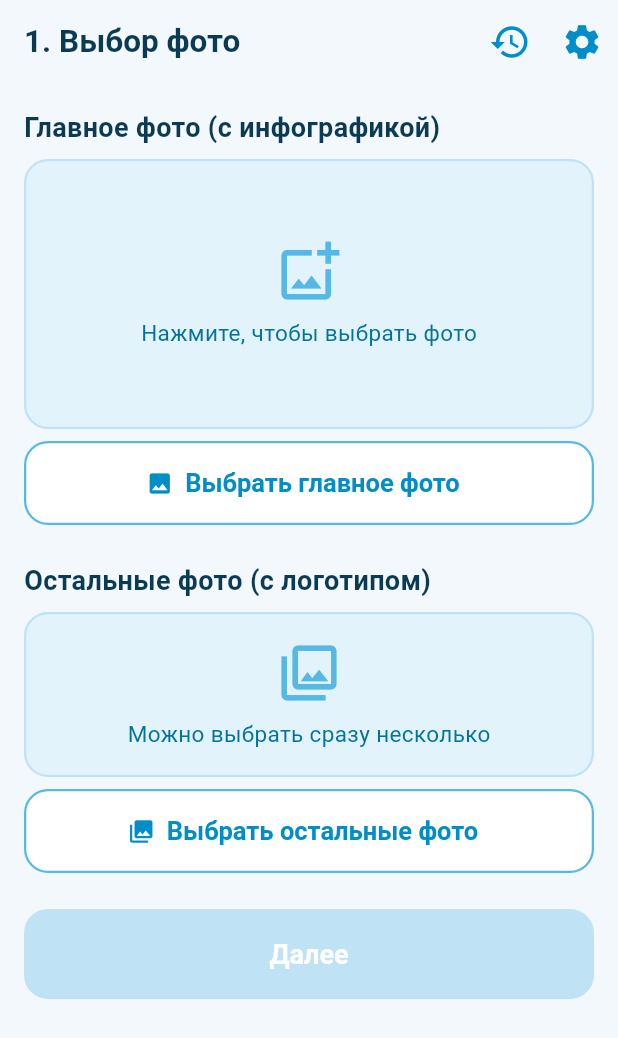
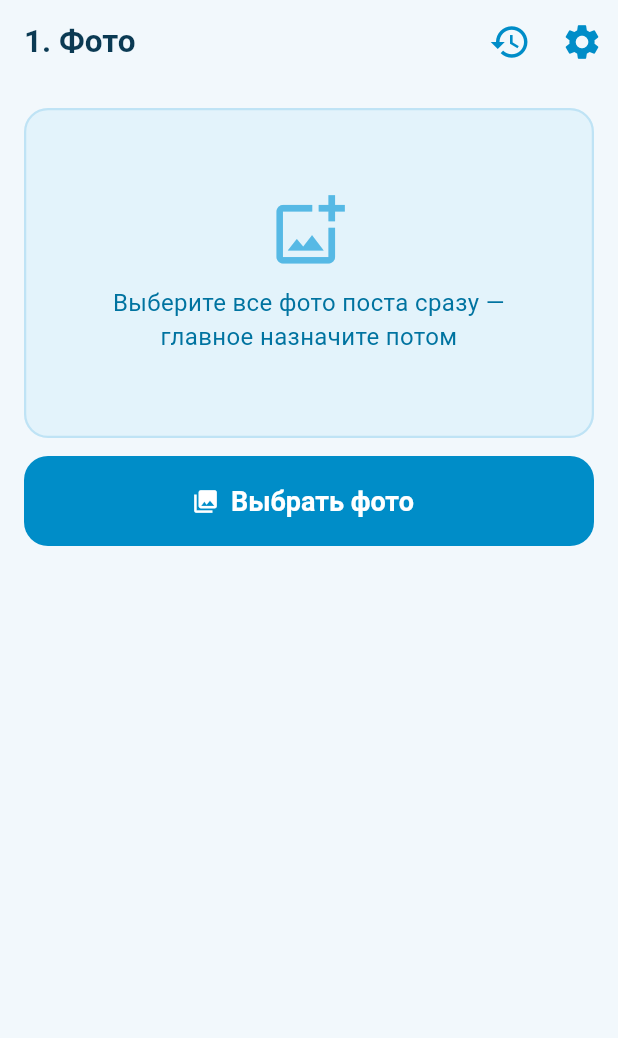
Before and after one commit to baboevazamatkz-create/Craft-post, a Flutter app: the screen it shows after launch, on a phone screen of 412 x 824 dp. Shown: the top 1038 px of the screen. Run offline on Flutter 3.47's test engine with Material 3 defaults, Android fonts, the phone set to English and light mode, and no system bars; our stand-ins replace cross_file, flutter_secure_storage, image_picker, path_drawing, web; missing offline and left inert: dart:js_interop, gal, idb_shim.

Commit message:
Выбор всех фото поста скопом: главное назначается нажатием, можно менять, добавлять и убирать
Co-Authored-By: Claude Opus 5.5 <noreply@anthropic.com>
Claude-Session: https://claude.ai/code/session_01H7xiX932NephQoXNMe9KDb

```diff
--- a/lib/screens/photo_select_screen.dart
+++ b/lib/screens/photo_select_screen.dart
@@ -8,17 +8,45 @@ import 'form_screen.dart';
 import 'history_screen.dart';
 import 'settings_screen.dart';
 
+/// Шаг 1: все фото поста выбираются скопом, главное назначается нажатием.
 class PhotoSelectScreen extends StatelessWidget {
   const PhotoSelectScreen({super.key});
+
+  Future<void> _newPost(BuildContext context, AppState s) async {
+    final yes = await showDialog<bool>(
+      context: context,
+      builder: (c) => AlertDialog(
+        title: const Text('Начать новый пост?'),
+        content: const Text('Выбранные фото уберутся с экрана. '
+            'Уже созданные посты останутся в «Моих постах».'),
+        actions: [
+          TextButton(
+              onPressed: () => Navigator.pop(c, false),
+              child: const Text('Отмена')),
+          TextButton(
+              onPressed: () => Navigator.pop(c, true),
+              child: const Text('Новый пост')),
+        ],
+      ),
+    );
+    if (yes == true) s.reset();
+  }
 
   @override
   Widget build(BuildContext context) {
     final s = context.watch<AppState>();
     final d = s.draft;
+    final hasPhotos = d.mainPath != null;
     return Scaffold(
       appBar: AppBar(
-        title: const Text('1. Выбор фото'),
+        title: const Text('1. Фото'),
         actions: [
+          if (hasPhotos)
+            IconButton(
+              tooltip: 'Новый пост',
+              icon: const Icon(Icons.note_add_outlined),
+              onPressed: () => _newPost(context, s),
+            ),
           IconButton(
             tooltip: 'Мои посты',
             icon: const Icon(Icons.history),
@@ -36,88 +64,147 @@ class PhotoSelectScreen extends StatelessWidget {
       body: ListView(
         padding: const EdgeInsets.all(16),
         children: [
+          if (!hasPhotos) ...[
+            _EmptyPhoto(
+              icon: Icons.add_photo_alternate_outlined,
+              text: 'Выберите все фото поста сразу —\n'
+                  'главное назначите потом',
+              height: 220,
+              onTap: s.pickPhotos,
+            ),
+            const SizedBox(height: 12),
+            FilledButton.icon(
+              onPressed: s.pickPhotos,
+              icon: const Icon(Icons.photo_library),
+              label: const Text('Выбрать фото'),
+            ),
+          ] else ...[
             const Text('Главное фото (с инфографикой)',
                 style: TextStyle(fontSize: 18, fontWeight: FontWeight.w600)),
             const SizedBox(height: 8),
-          if (d.mainPath != null)
+            Stack(children: [
               ClipRRect(
                 borderRadius: BorderRadius.circular(16),
                 child: PhotoThumb(d.mainPath!,
-                  height: 220, width: double.infinity, cacheWidth: 800),
-            )
-          else
-            _EmptyPhoto(
-              icon: Icons.add_photo_alternate_outlined,
-              text: 'Нажмите, чтобы выбрать фото',
-              height: 180,
-              onTap: s.pickMain,
+                    height: 240, width: double.infinity, cacheWidth: 800),
               ),
-          const SizedBox(height: 8),
-          OutlinedButton.icon(
-            onPressed: s.pickMain,
-            icon: const Icon(Icons.photo),
-            label: Text(d.mainPath == null
-                ? 'Выбрать главное фото'
-                : 'Заменить главное фото'),
+              Positioned(
+                left: 10,
+                top: 10,
+                child: Container(
+                  padding:
+                      const EdgeInsets.symmetric(horizontal: 10, vertical: 4),
+                  decoration: BoxDecoration(
+                      color: Brand.blue,
+                      borderRadius: BorderRadius.circular(20)),
+                  child: const Text('Главное',
+                      style: TextStyle(color: Colors.white, fontSize: 13)),
                 ),
-          const SizedBox(height: 24),
-          const Text('Остальные фото (с логотипом)',
-              style: TextStyle(fontSize: 18, fontWeight: FontWeight.w600)),
-          const SizedBox(height: 8),
+              ),
+              Positioned(
+                right: 8,
+                top: 8,
+                child: _RemoveButton(() => s.removePhoto(d.mainPath!)),
+              ),
+            ]),
+            const SizedBox(height: 20),
+            Text(
+                d.otherPaths.isEmpty
+                    ? 'Остальные фото (с логотипом)'
+                    : 'Остальные фото: ${d.otherPaths.length}',
+                style:
+                    const TextStyle(fontSize: 18, fontWeight: FontWeight.w600)),
             if (d.otherPaths.isNotEmpty)
-            Wrap(
-              spacing: 8,
-              runSpacing: 8,
+              const Padding(
+                padding: EdgeInsets.only(top: 2),
+                child: Text('Нажмите на фото, чтобы сделать его главным',
+                    style: TextStyle(fontSize: 14, color: Brand.deep)),
+              ),
+            const SizedBox(height: 10),
+            GridView.count(
+              crossAxisCount: 3,
+              mainAxisSpacing: 8,
+              crossAxisSpacing: 8,
+              shrinkWrap: true,
+              physics: const NeverScrollableScrollPhysics(),
               children: [
                 for (final p in d.otherPaths)
-                  Stack(children: [
+                  GestureDetector(
+                    onTap: () => s.setMain(p),
+                    child: Stack(fit: StackFit.expand, children: [
                       ClipRRect(
                         borderRadius: BorderRadius.circular(12),
-                      child: PhotoThumb(p,
-                          width: 100, height: 100, cacheWidth: 300),
+                        child: PhotoThumb(p, cacheWidth: 300),
                       ),
                       Positioned(
-                      right: 0,
-                      top: 0,
-                      child: InkWell(
-                        onTap: () => s.removeOther(p),
-                        child: const CircleAvatar(
-                            radius: 14,
-                            backgroundColor: Colors.white,
-                            child:
-                                Icon(Icons.close, size: 16, color: Brand.blue)),
-                      ),
+                        right: 4,
+                        top: 4,
+                        child: _RemoveButton(() => s.removePhoto(p)),
                       ),
                     ]),
+                  ),
+                _AddTile(onTap: s.pickPhotos),
               ],
-            )
-          else
-            _EmptyPhoto(
-              icon: Icons.photo_library_outlined,
-              text: 'Можно выбрать сразу несколько',
-              height: 110,
-              onTap: s.pickOthers,
-            ),
-          const SizedBox(height: 8),
-          OutlinedButton.icon(
-            onPressed: s.pickOthers,
-            icon: const Icon(Icons.photo_library),
-            label: Text(d.otherPaths.isEmpty
-                ? 'Выбрать остальные фото'
-                : 'Изменить выбор'),
             ),
             const SizedBox(height: 24),
             FilledButton(
-            onPressed: d.mainPath == null
-                ? null
-                : () => Navigator.push(context,
+              onPressed: () => Navigator.push(context,
                   MaterialPageRoute(builder: (_) => const FormScreen())),
               child: const Text('Далее'),
             ),
           ],
+        ],
       ),
     );
   }
+}
+
+class _RemoveButton extends StatelessWidget {
+  final VoidCallback onTap;
+  const _RemoveButton(this.onTap);
+
+  @override
+  Widget build(BuildContext context) => InkWell(
+        onTap: onTap,
+        customBorder: const CircleBorder(),
+        child: const CircleAvatar(
+          radius: 14,
+          backgroundColor: Colors.white,
+          child: Icon(Icons.close, size: 16, color: Brand.blue),
+        ),
+      );
+}
+
+/// Плитка «добавить ещё фото» в конце сетки.
+class _AddTile extends StatelessWidget {
+  final VoidCallback onTap;
+  const _AddTile({required this.onTap});
+
+  @override
+  Widget build(BuildContext context) => Material(
+        color: Brand.tint,
+        borderRadius: BorderRadius.circular(12),
+        child: InkWell(
+          borderRadius: BorderRadius.circular(12),
+          onTap: onTap,
+          child: Container(
+            decoration: BoxDecoration(
+              borderRadius: BorderRadius.circular(12),
+              border: Border.all(color: Brand.border, width: 1.5),
+            ),
+            child: const Column(
+              mainAxisAlignment: MainAxisAlignment.center,
+              children: [
+                Icon(Icons.add_photo_alternate_outlined,
+                    size: 32, color: Brand.sky),
+                SizedBox(height: 4),
+                Text('Добавить',
+                    style: TextStyle(color: Brand.deep, fontSize: 14)),
+              ],
+            ),
+          ),
+        ),
+      );
 }
 
 /// Пустая голубая плашка-подсказка на месте фото.
@@ -149,10 +236,11 @@ class _EmptyPhoto extends StatelessWidget {
           child: Column(
             mainAxisAlignment: MainAxisAlignment.center,
             children: [
-              Icon(icon, size: 44, color: Brand.sky),
-              const SizedBox(height: 8),
+              Icon(icon, size: 52, color: Brand.sky),
+              const SizedBox(height: 10),
               Text(text,
-                  style: const TextStyle(color: Brand.deep, fontSize: 15)),
+                  textAlign: TextAlign.center,
+                  style: const TextStyle(color: Brand.deep, fontSize: 16)),
             ],
           ),
         ),
```
Also changed, not shown: lib/app_state.dart (+32 -14 lines), 1 other file. Lines whose indentation alone changed are shown as unchanged.
